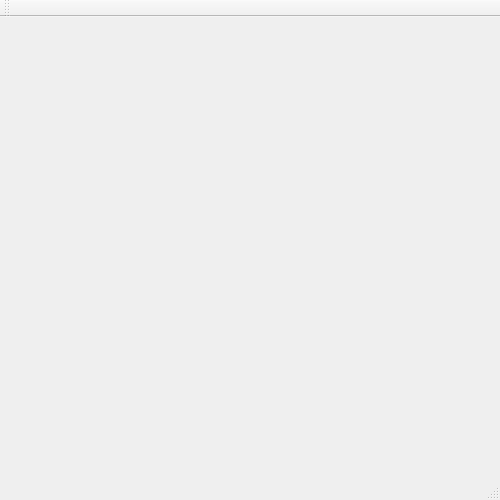
Old version of the form mainwindow.ui in the repository MacIT54/SigmaEdit.
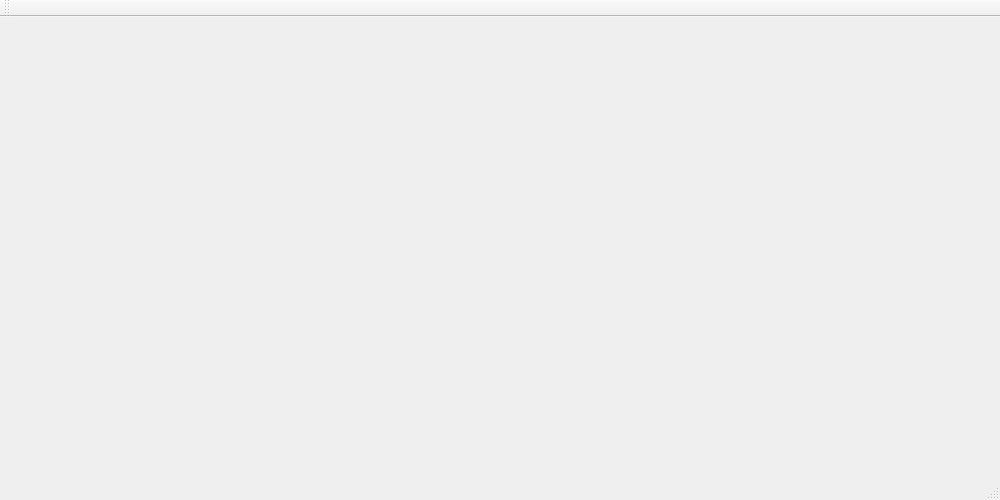
New version of the form.

What changed in the file:
```diff
--- a/mainwindow.ui
+++ b/mainwindow.ui
@@ -6,7 +6,7 @@
    <rect>
     <x>0</x>
     <y>0</y>
-    <width>500</width>
+    <width>1000</width>
     <height>500</height>
    </rect>
   </property>
```
Left out of the diff: 2 changed lines with no effect on the pictures.
